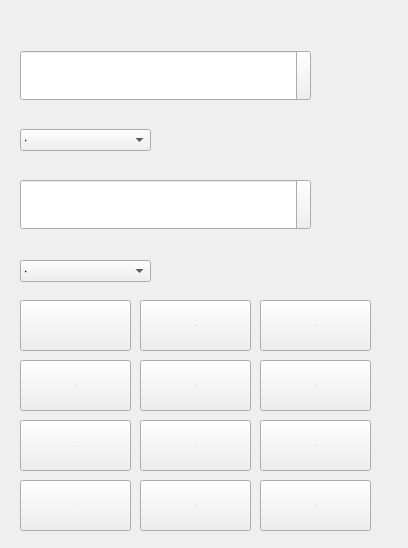
xnylh12138/dgut, file rongliang.ui: the form before one commit.
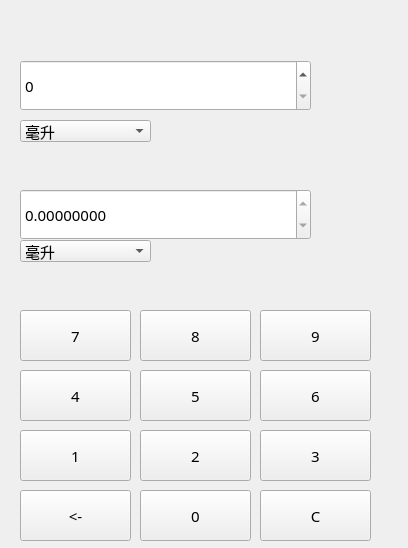
The form after the commit. Icons and pictures are not drawn.

Diff of the .ui file:
```diff
--- a/rongliang.ui
+++ b/rongliang.ui
@@ -20,7 +20,6 @@
    <font>
     <family>宋体</family>
     <pointsize>-1</pointsize>
-    <weight>50</weight>
     <italic>false</italic>
     <bold>false</bold>
    </font>
@@ -29,618 +28,13 @@
    <string>拉胯计算器</string>
   </property>
   <property name="styleSheet">
-   <string notr="true">*{
-font:15px &quot;宋体&quot;;
-color: rgb(250, 250, 250);
-selection-background-color: rgb(255, 255, 255);/*选中文本*/
-selection-color: rgb(0, 0, 0);
-outline:none;/*焦点框*/
-}
-#centralWidget{
-background-color: rgb(80, 80, 80);
-border-bottom:5px solid rgb(20, 20, 20);
-}
-/*其他(控件公共样式在最后)*/
-
-/*tab 1中按钮示例*/
-#btnHoverOrange{
-border-color:rgb(255, 170, 0);
-}
-#btnPressOrange{
-color:black;
-border-color: rgb(128, 128, 128);
-background-color:rgb(255, 170, 0);
-}
-#btnHoverBlue{
-border-color:rgb(0, 170, 255);
-}
-#btnPressBlue{
-color:black;
-border-color: rgb(128, 128, 128);
-background-color:rgb(0, 170, 255);
-}
-/*tab 1中勾选框示例*/
-#checkHoverOrange{
-color: rgb(255, 170, 0);
-}
-#checkHoverOrange::indicator{
-border-image: url(:/img/check_orange.png);
-}
-#checkCheckOrange::indicator{
-border-image: url(:/img/checked_orange.png);
-}
-#checkHoverBlue{
-color: rgb(0, 170, 255);
-}
-#checkHoverBlue::indicator{
-border-image: url(:/img/check_blue.png);
-}
-#checkCheckBlue::indicator{
-border-image: url(:/img/checked_blue.png);
-}
-#checkHoverGreen{
-color: rgb(0, 255, 127);
-}
-#checkHoverGreen::indicator{
-border-image: url(:/img/check_green.png);
-}
-#checkCheckGreen::indicator{
-border-image: url(:/img/checked_green.png);
-}
-/*tab1 下拉框示例*/
-#comboHover{
-border:1px solid rgb(255, 170, 0);
-}
-#comboHover::down-arrow{
-border-image: url(:/img/down_orange.png);
-}
-/*tab 1编辑框示例*/
-#editHover{
-border:1px solid rgb(255, 170, 0);
-}
-/*tab 1数字框示例*/
-#spinHoverOrange{
-border:1px solid rgb(255, 170, 0);
-}
-#spinHoverOrange::up-button{
-border-image: url(:/img/up_orange.png);
-}
-#spinHoverBlue{
-border:1px solid rgb(0, 170, 255);
-}
-#spinHoverBlue::up-button{
-border-image: url(:/img/up_blue.png);
-}
-/*自定义按钮栏*/
-#toolBar{
-background-color: rgb(20, 20, 20);
-border-bottom:2px solid rgb(0, 170, 255);
-}
-#toolBar QPushButton{
-color: rgb(250, 250, 250);
-border:0;
-border-radius:0;
-background-color: transparent;
-}
-#toolBar QPushButton:hover{
-color:rgb(255, 170, 0);
-background-color: rgba(255, 255, 255, 50);
-}
-#toolBar QPushButton:pressed{
-background-color: rgba(255, 255, 255, 80);
-}
-QPushButton#btnSet{
-background-image: url(:/img/set_gray.png);
-background-repeat:no-repeat;
-background-position:center center;
-}
-QPushButton#btnSet:hover{
-background-image: url(:/img/set_orange.png);
-}
-QPushButton#btnMin{
-background-image: url(:/img/min_gray.png);
-background-repeat:no-repeat;
-background-position:center center;
-}
-QPushButton#btnMin:hover{
-background-image: url(:/img/min_orange.png);
-}
-QPushButton#btnMax{
-background-image: url(:/img/max_gray.png);
-background-repeat:no-repeat;
-background-position:center center;
-}
-QPushButton#btnMax:hover{
-background-image: url(:/img/max_orange.png);
-}
-QPushButton#btnClose{
-background-image: url(:/img/close_gray.png);
-background-repeat:no-repeat;
-background-position:center center;
-}
-QPushButton#btnClose:hover{
-background-image: url(:/img/close_red.png);
-}
-
-/*ToolBox*/
-QToolBox{
-background-color: rgb(80, 80, 80);/*背景色-空隙颜色*/
-border:1px solid rgb(128, 128, 128);
-}
-QToolBox QWidget{/*tab页*/
-background-color: rgb(80, 80, 80);
-}
-QToolBox&gt;QAbstractButton{/*标题栏*/
-min-height:30px;
-}
-QToolBox::tab{
-background-color:rgb(40, 40, 40);
-}
-QToolBox::tab:hover{
-color:black;
-background-color: rgb(255, 170, 0);
-}
-QToolBox::tab:selected{
-color:rgb(255, 170, 0);
-}
-QToolBox::tab:selected:hover{
-color:black;
-}
-/*分裂器*/
-QSplitter::handle{
-background-color: rgb(60, 60, 60);
-margin:2px;
-}
-/*滚动区域*/
-QScrollArea{
-border:0;
-background-color: transparent;
-}
-/*滚动条 */
-QScrollBar:vertical{/*竖向*/
-width:20px;
-padding:0 3px;
-margin:0;
-background-color:transparent;
-}
-QScrollBar::add-page:vertical,QScrollBar::sub-page:vertical{
-background-color: transparent;
-}
-QScrollBar::handle:vertical{
-width:10px;
-min-height:20px;
-margin:20px 0;
-background-color:rgb(100, 100, 100);
-}
-QScrollBar::handle:vertical:hover{
-background-color:rgb(150, 150, 150);
-}
-QScrollBar::add-line:vertical{
-height:20px;
-width:20px;
-subcontrol-position:bottom;
-border-image: url(:/img/down2_white.png);
-}
-QScrollBar::sub-line:vertical{
-height:20px;
-width:20px;
-subcontrol-position:top;
-border-image: url(:/img/up2_white.png);
-}
-QScrollBar::sub-line:vertical:hover{
-border-image: url(:/img/up2_orange.png);
-}
-QScrollBar::add-line:vertical:hover{
-border-image: url(:/img/down2_orange.png);
-}
-QScrollBar:horizontal{/*横向*/
-height:20px;
-padding:3px;
-margin:0;
-background-color:transparent;
-}
-QScrollBar::add-page:horizontal,QScrollBar::sub-page:horizontal{
-background-color: transparent;
-}
-QScrollBar::handle:horizontal{
-height:10px;
-min-width:20px;
-margin:0 20px;
-background-color:rgb(100, 100, 100);
-}
-QScrollBar::handle:horizontal:hover{
-background-color:rgb(150, 150, 150);
-}
-QScrollBar::add-line:horizontal{
-height:20px;
-width:20px;
-subcontrol-position:right;
-border-image: url(:/img/right2_white.png);
-}
-QScrollBar::sub-line:horizontal{
-height:20px;
-width:20px;
-subcontrol-position:left;
-border-image: url(:/img/left2_white.png);
-}
-QScrollBar::add-line:horizontal:hover{
-border-image: url(:/img/right2_orange.png);
-}
-QScrollBar::sub-line:horizontal:hover{
-border-image: url(:/img/left2_orange.png);
-}
-/*TabWidget*/
-QTabWidget{
-}
-QTabWidget&gt;QWidget&gt;QWidget{/*tab页*/
-background-color: rgb(80, 80, 80);
-}
-QTabWidget::tab-bar{
-alignment:left;/*tab位置*/
-}
-QTabWidget::pane { /*内容区域*/
-background-color: rgb(80, 80, 80);/*背景色-空隙颜色*/
-border:1px solid rgb(128, 128, 128);
-}
-QTabBar{
-color:white;
-background-color:transparent;
-}
-QTabBar::tab{/*页签*/
-min-height:30px;
-width:120px;
-border-top-left-radius:20px;
-border-bottom-right-radius:20px;
-margin-right:1px;
-margin-bottom:1px;
-background-color:rgb(40, 40, 40);
-}
-QTabBar::tab:hover{
-color:black;
-background-color: rgb(255, 170, 0);
-border-bottom-right-radius:0px;
-}
-QTabBar::tab:selected{
-color:rgb(255, 170, 0);
-border-bottom-right-radius:0px;
-}
-QTabBar::tab:selected:hover{
-color:black;
-}
-QTabBar::tear{/*选项过多时的。。。*/
-imag:;
-}
-QTabBar::scroller{
-width:60px;
-}
-/*文本框*/
-QTextEdit{
-color:white;
-border:1px solid rgb(128, 128, 128);
-background-color: rgb(90, 90, 90);
-}
-
-QDoubleSpinBox{
-color:white;
-border:1px solid rgb(128, 128, 128);
-background-color: rgb(90, 90, 90);
-}
-
-QDateEdit{
-color:white;
-border:1px solid rgb(128, 128, 128);
-background-color: rgb(90, 90, 90);
-}
-
-/*按钮*/
-QPushButton{
-color:rgb(250, 250, 250);
-border:1px solid rgb(128, 128, 128);
-background-color: rgb(40 ,40 ,40);
-border-radius:4px;
-}
-QPushButton:hover{
-border-color:rgb(255, 170, 0);
-}
-QPushButton:pressed{
-background-color: rgb(255, 170, 0);
-border-color: rgb(128, 128, 128);
-color:black;
-}
-QPushButton:checked{
-color: rgb(0, 255, 127);
-border-color: rgb(0, 255, 127);
-background-image: url(:/img/right3_green.png);
-background-repeat:no-repeat;
-background-position:center left;
-}
-QPushButton:disabled{
-color: rgb(230, 230, 230);
-background-color: rgb(150, 150, 150);
-}
-QPushButton:checked:pressed{
-color:black;
-}
-QPushButton:checked:disabled{
-color: rgb(230, 230, 230);
-border-color: rgb(128, 128, 128);
-background-color: rgb(150, 150, 150);
-background-image: url(:/img/right3_white.png);
-}
-/*勾选框*/
-QCheckBox{
-margin-left:5px;
-spacing:3px;/*点击框与文字距离*/
-color: rgb(250, 250, 250);
-}
-QCheckBox:hover{
-color: rgb(0, 255, 127);
-}
-QCheckBox:disabled{
-color: rgb(230, 230, 230);
-}
-QCheckBox::indicator{/*点击框*/
-width:20px;
-height:20px;
-}
-QCheckBox::indicator:unchecked{/*可添加未点击时点击区域图片*/
-border-image: url(:/img/check_white.png);
-}
-QCheckBox::indicator:unchecked:hover{
-border-image: url(:/img/check_green.png);
-}
-QCheckBox::indicator:unchecked:disabled{
-border-image: url(:/img/check_white.png);
-}
-QCheckBox::indicator:checked{/*点击时区域样式*/
-border-image: url(:/img/checked_green.png);
-}
-QCheckBox::indicator:checked:hover{
-border-image: url(:/img/checked_green.png);
-}
-QCheckBox::indicator:checked:disabled{
-border-image: url(:/img/checked_white.png);
-}
-QCheckBox::indicator:indeterminate{/*半选中状态*/
-}
-/*下拉列表*/
-QComboBox{
-padding-left: 5px;
-padding-right: 2px;
-color:rgb(250 ,250 ,250);
-border:1px solid rgb(128, 128, 128);
-background-color:  rgb(100 ,100 ,100);
-}
-QComboBox:hover{
-border:1px solid rgb(255, 170, 0);
-}
-QComboBox:disabled{
-color: rgb(230, 230, 230);
-background-color:rgb(150, 150, 150);
-}
-QComboBox:editable{
-background-color:rgb(100, 100, 100);
-}
-QComboBox:editable:disabled{
-background-color:rgb(150, 150, 150);
-}
-QComboBox QAbstractItemView{
-background-color:rgb(110, 110, 110);
-}
-QComboBox QAbstractItemView::item{/*需要代码中-&amp;gt;setView(new QListView(this));*/
-height:26px;
-font: 15px &quot;宋体&quot;;
-}
-QComboBox QAbstractItemView::item:hover{
-color:black;
-background-color: rgb(255, 170, 0);
-}
-QComboBox QAbstractItemView::item:selected{
-background-color: rgb(255, 170, 0);
-}
-QComboBox::drop-down {
-width:20px;
-height:20px;
-subcontrol-position: center right;
-right:2px;
-border:0;
-background-color:transparent;
-}
-QComboBox::down-arrow {/*替换三角小图标*/
-width:20px;
-height:20px;
-border-image: url(:/img/down_white.png);
-}
-QComboBox::down-arrow:hover {
-border-image: url(:/img/down_orange.png);
-}
-QComboBox::down-arrow:disabled {
-border-image: url(:/img/down2_white.png);
-}
-/*编辑框*/
-QLineEdit{
-padding: 0 5px;
-color: rgb(250 ,250 ,250);
-background-color: rgb(100, 100, 100);
-border:1px solid rgb(128, 128, 128);
-}
-QLineEdit:hover{
-border:1px solid rgb(255, 170, 0);
-}
-QLineEdit[readOnly=true],QLineEdit:disabled{
-color: rgb(230, 230, 230);
-background-color:rgb(150, 150, 150);
-}
-/*整数框*/
-QSpinBox{
-padding:0 5px;
-color: rgb(250, 250, 250);
-background-color:  rgb(100, 100, 100);
-border:1px solid rgb(128, 128, 128);
-}
-QSpinBox:hover{
-border:1px solid rgb(255, 170, 0);
-}
-QSpinBox:disabled{
-color: rgb(230, 230, 230);
-background-color:rgb(150, 150, 150);
-}
-QSpinBox[buttonSymbols=&quot;0&quot;]::up-button{/*显示按钮=0*/
-width:20px;
-height:14px;
-subcontrol-origin:border;
-subcontrol-position:top right;
-right:2px;
-top:2px;
-border-image: url(:/img/up_white.png);
-}
-QSpinBox::up-button:hover{
-border-image: url(:/img/up_orange.png);
-}
-QSpinBox::up-button:pressed{
-}
-QSpinBox[buttonSymbols=&quot;0&quot;]::down-button{
-width:20px;
-height:14px;
-subcontrol-origin:border;
-subcontrol-position:bottom right;
-right:2px;
-bottom:2px;
-border-image: url(:/img/down_white.png);
-}
-QSpinBox::down-button:hover{
-border-image: url(:/img/down_orange.png);
-}
-QSpinBox::down-button:pressed{
-}
-QSpinBox::up-button:disabled{
-border-image: url(:/img/up2_white.png);
-}
-QSpinBox::down-button:disabled{
-border-image: url(:/img/down2_white.png);
-}
-/*表头*/
-QHeaderView{
-font: 15px &quot;宋体&quot;;
-color:rgb(240, 240, 240);
-background-color: rgb(80, 80, 80);
-}
-QHeaderView::section:horizontal{/*横表头*/
-min-height:30px;
-border:0;
-border-bottom:1px solid rgb(0, 170, 255);
-background-color: rgb(60,60,60);
-}
-QHeaderView::section:vertical{/*竖表头*/
-min-width:60px;
-padding-left:15px;
-border:1px solid rgb(128, 128, 128);
-border-top:0;
-border-left:0;
-background-color: rgb(60, 60, 60);
-}
-QHeaderView::section{
-font: 15px &quot;宋体&quot;;
-text-align:center;
-}
-QHeaderView::section:hover{
-color:black;
-background-color: rgb(255, 170, 0);
-}
-QHeaderView::section:checked{/*不取消高亮*/
-font: 15px &quot;宋体&quot;;
-font-weight:normal;
-color: rgb(255, 170, 0);
-}
-QHeaderView::section:selected{
-font: 15px &quot;宋体&quot;;
-font-weight:normal;
-color: red;
-}
-QHeaderView::section:checked:hover{
-font-weight:normal;
-color: rgb(240, 240, 240);
-}
-QHeaderView::section:first{/*表头第一个位置*/
-}
-QHeaderView::down-arrow{/*图标用来排序的*/
-}
-QHeaderView::up-arrow{
-}
-/*表格*/
-QTableView{/*对齐方式代码设置*/
-border:1px solid rgb(128, 128, 128);
-gridline-color: rgb(128, 128, 128);/*网格线颜色*/
-background-color: rgb(80, 80, 80);
-}
-QTableView QTableCornerButton::section{/*表头左上*/
-background-color: rgb(60,60,60);
-border:0;
-border-bottom:1px solid rgb(0, 170, 255);
-}
-QTableView::item{/*表内容*/
-font: 15px &quot;宋体&quot;;
-color: rgb(250, 250, 250);
-background-color: rgb(80, 80, 80);
-}
-QTableView::item:selected{
-color:black;
-background-color: rgb(255, 170, 0);
-}
-QTableView::indicator{
-width: 20px;
-height: 20px;
-}
-QTableView::indicator:enabled:checked{
-image: ;
-}
-QTableView::indicator:enabled:unchecked{
-image: ;
-}
-/*菜单*/
-QPushButton::menu-indicator{/*setmenu*/
-image:none;
-}
-QMenu{
-border:1px solid rgb(128, 128, 128);
-background-color:rgb(70, 70, 70);
-margin:0px;
-padding:0px;
-}
-QMenu::item {
-margin:0px;
-padding:0 20 0 10px;
-font:15px &quot;宋体&quot;;
-min-height:26px;
-max-height:28px;
-color:rgb(240, 240, 240);
-background-color:rgb(70, 70, 70);
-}
-QSpacerItem{
-background-color: rgb(0, 255, 0);
-}
-QMenu::item:disabled{
-color:rgb(240, 240, 240);
-background-color:rgb(110, 110, 110);
-}
-QMenu::item:selected {
-color:black;
-background-color: rgb(255, 170, 0);
-}
-QMenu::item:selected:disabled{
-color:rgb(240, 240, 240);
-background-color:rgb(110, 110, 110);
-}
-QMenu::separator {/*分割线*/
-height: 1px;
-background: transparent;
-}</string>
+   <string notr="true">font-size:15px;</string>
   </property>
   <widget class="QWidget" name="centralWidget" native="true">
    <property name="geometry">
     <rect>
      <x>0</x>
-     <y>-20</y>
+     <y>-10</y>
      <width>411</width>
      <height>571</height>
     </rect>
@@ -657,10 +51,8 @@
     <property name="styleSheet">
      <string notr="true">*{
 font:50px &quot;宋体&quot;;
-color: rgb(250, 250, 250);
-selection-background-color: rgb(255, 255, 255);/*选中文本*/
-selection-color: rgb(0, 0, 0);
-outline:none;/*焦点框*/
+color: black;
+
 }</string>
     </property>
     <property name="readOnly">
@@ -677,7 +69,7 @@
     <property name="geometry">
      <rect>
       <x>20</x>
-      <y>149</y>
+      <y>130</y>
       <width>131</width>
       <height>22</height>
      </rect>
@@ -745,10 +137,8 @@
     <property name="styleSheet">
      <string notr="true">*{
 font:50px &quot;宋体&quot;;
-color: rgb(250, 250, 250);
-selection-background-color: rgb(255, 255, 255);/*选中文本*/
-selection-color: rgb(0, 0, 0);
-outline:none;/*焦点框*/
+color: black;
+
 }</string>
     </property>
     <property name="decimals">
@@ -762,7 +152,7 @@
     <property name="geometry">
      <rect>
       <x>20</x>
-      <y>280</y>
+      <y>250</y>
       <width>131</width>
       <height>22</height>
      </rect>
```
